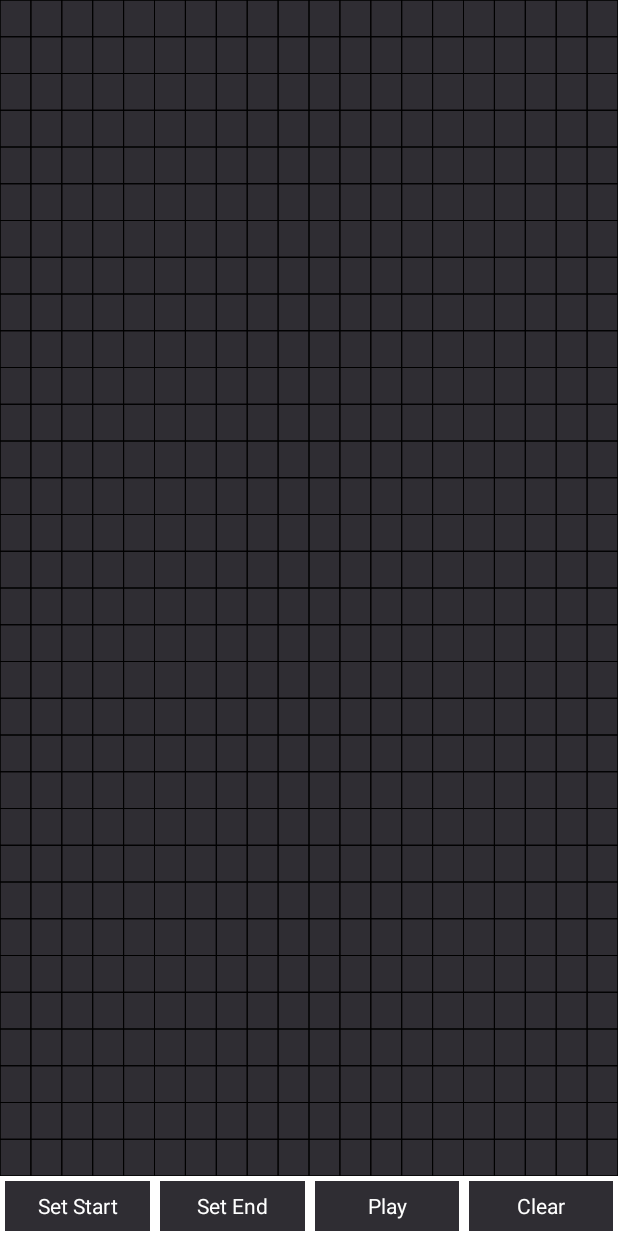
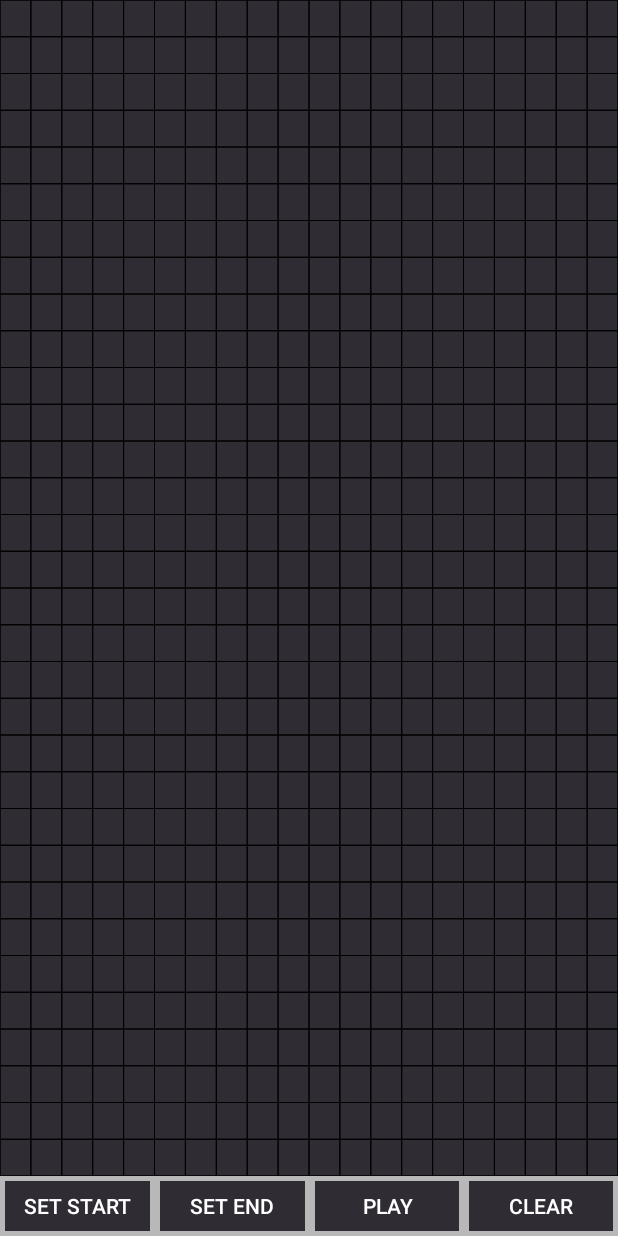
Before and after one commit to StoneFranklin/Pathfinding-Algorithm-Visualization, an Android app: the screen it shows after launch (MainActivity), on a phone screen of 412 x 824 dp. Run offline under Robolectric (Android 15) with nearby library versions, the phone set to English and light mode, and no system bars.

```diff
--- a/app/src/main/res/drawable/button_border.xml
+++ b/app/src/main/res/drawable/button_border.xml
@@ -1,5 +1,5 @@
 <?xml version="1.0" encoding="utf-8"?>
 <shape xmlns:android="http://schemas.android.com/apk/res/android"
     android:shape="rectangle">
-    <stroke android:width="5px" android:color="#ffffff" />
+    <stroke android:width="5px" android:color="#b8b8b8" />
 </shape>
--- a/app/src/main/res/layout/activity_main.xml
+++ b/app/src/main/res/layout/activity_main.xml
@@ -35,7 +35,7 @@
         <Button
             android:id="@+id/start"
 
-            style="@style/Widget.AppCompat.ActionButton"
+            style="@style/Widget.AppCompat.Button"
             android:layout_width="match_parent"
             android:layout_height="match_parent"
             android:layout_marginTop="0sp"
@@ -47,7 +47,7 @@
 
         <Button
             android:id="@+id/end"
-            style="@style/Widget.AppCompat.ActionButton"
+            style="@style/Widget.AppCompat.Button"
             android:layout_width="match_parent"
             android:layout_height="match_parent"
             android:layout_marginTop="0sp"
@@ -59,7 +59,7 @@
 
         <Button
             android:id="@+id/dijkstra"
-            style="@style/Widget.AppCompat.ActionButton"
+            style="@style/Widget.AppCompat.Button"
             android:layout_width="match_parent"
             android:layout_height="match_parent"
             android:layout_marginTop="0sp"
@@ -72,7 +72,7 @@
 
         <Button
             android:id="@+id/clear"
-            style="@style/Widget.AppCompat.ActionButton"
+            style="@style/Widget.AppCompat.Button"
             android:layout_width="match_parent"
             android:layout_height="match_parent"
             android:layout_marginTop="0sp"
```
Also changed, not shown: app/src/main/java/com/example/pathfindingalgorithmvisualization/GridView.java (+5 -5 lines).
